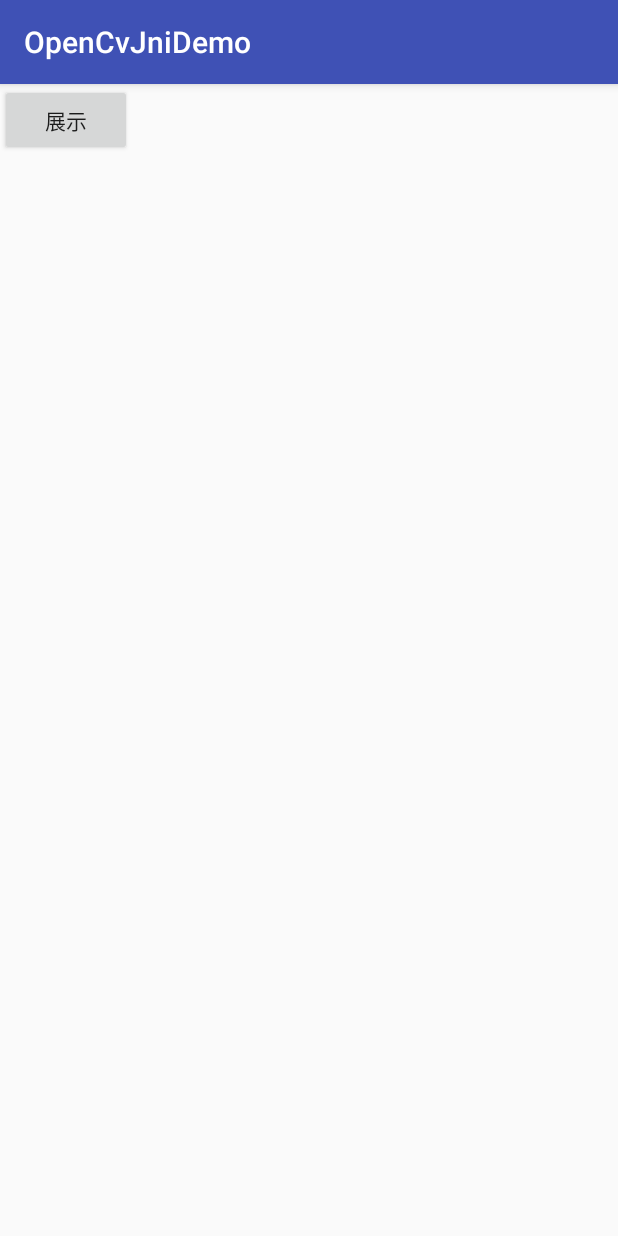
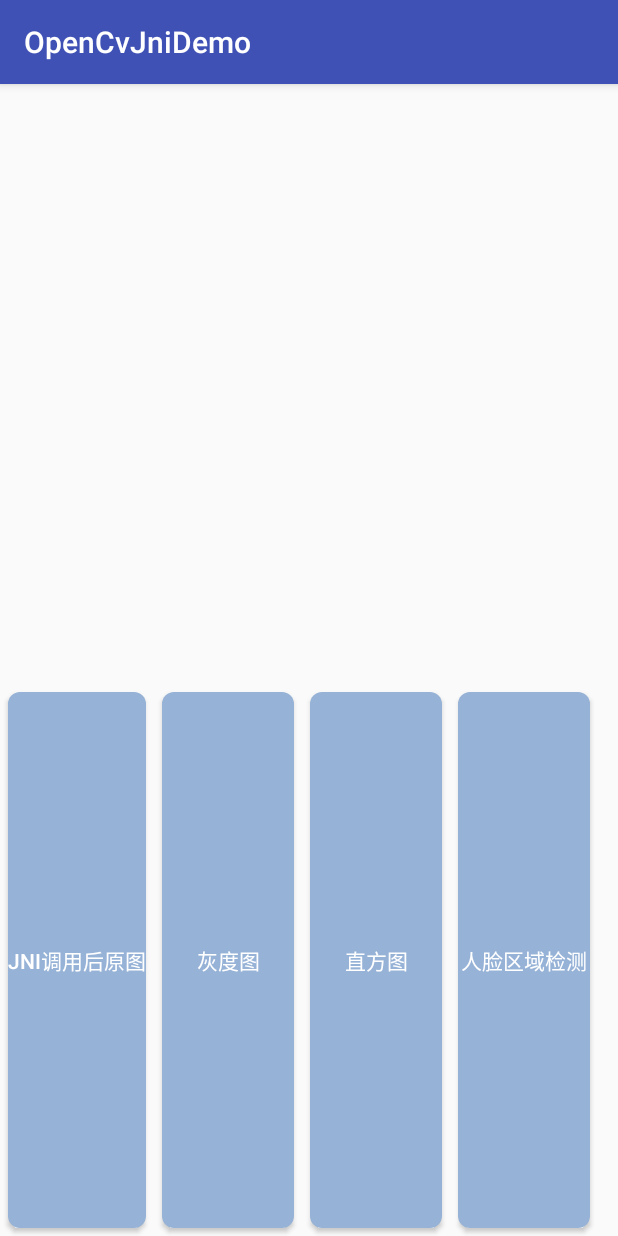
Before and after one commit to LikeRainDay/OpenCvJniDemo, an Android app: the StateActivity screen opened directly, with no data from a screen before it, on a phone screen of 412 x 824 dp. Run offline under Robolectric (Android 15) with nearby library versions, the phone set to English and light mode, and no system bars.

Commit message:
增加静态过滤种类

```diff
--- a/app/src/main/java/com/example/houshuai/opencvjnidemo/state/StateActivity.java
+++ b/app/src/main/java/com/example/houshuai/opencvjnidemo/state/StateActivity.java
@@ -19,20 +19,35 @@ import com.example.houshuai.opencvjnidemo.R;
 
 public class StateActivity extends AppCompatActivity {
 
+    private Button mButton;
+    private StateJni mJni;
+    private ImageView mImageView;
+
     @Override
     protected void onCreate(@Nullable Bundle savedInstanceState) {
         super.onCreate(savedInstanceState);
         setContentView(R.layout.acticity_state_deal);
-        Button mButton = (Button) findViewById(R.id.btn_show_image);
-        final ImageView mImageView = (ImageView) findViewById(R.id.iv_show_image);
-        final StateJni stateJni = new StateJni();
+        //初始化
+        init();
+        dealLogic();
+
+
+    }
+
+    private void init() {
+        mButton = (Button) findViewById(R.id.btn_show_JNI_image);
+        mImageView = (ImageView) findViewById(R.id.iv_state_deal_predata);
+        mJni = new StateJni();  //初始化为JNI的调用
+    }
+
+    private void dealLogic() {
         mButton.setOnClickListener(new View.OnClickListener() {
             @Override
             public void onClick(View view) {
-                int[] ints = stateJni.dealStateImage(BitmapFactory.decodeResource(getResources(), R.drawable.image), 0x1);
+                int[] ints = mJni.dealStateImage(BitmapFactory.decodeResource(getResources(), R.drawable.image), 0x1);
                 Bitmap bitmap = ((BitmapDrawable) getResources().getDrawable(R.drawable.image)).getBitmap();
-                Bitmap resultBitmap = Bitmap.createBitmap(bitmap.getWidth(), bitmap.getHeight(), Bitmap.Config.ARGB_8888);
-                resultBitmap.setPixels(ints,0,bitmap.getWidth(),0,0,bitmap.getWidth(),bitmap.getHeight());
+                Bitmap resultBitmap = Bitmap.createBitmap(bitmap.getWidth(), bitmap.getHeight(), Bitmap.Config.RGB_565);
+                resultBitmap.setPixels(ints, 0, bitmap.getWidth(), 0, 0, bitmap.getWidth(), bitmap.getHeight());
                 mImageView.setImageBitmap(resultBitmap);
             }
         });
--- /dev/null
+++ b/app/src/main/res/drawable/state_button_background.xml
@@ -0,0 +1,8 @@
+<?xml version="1.0" encoding="utf-8"?>
+<shape xmlns:android="http://schemas.android.com/apk/res/android"
+    android:shape="rectangle">
+
+    <solid android:color="#96b2d6" />
+    <corners android:radius="8dp" />
+
+</shape>
--- a/app/src/main/res/layout/acticity_state_deal.xml
+++ b/app/src/main/res/layout/acticity_state_deal.xml
@@ -1,18 +1,78 @@
 <?xml version="1.0" encoding="utf-8"?>
 <RelativeLayout xmlns:android="http://schemas.android.com/apk/res/android"
     android:layout_width="match_parent"
-    android:layout_height="match_parent"
-    >
+    android:layout_height="match_parent">
 
-    <ImageView
-        android:id="@+id/iv_show_image"
+    <LinearLayout
+        android:id="@+id/ll_show"
         android:layout_width="match_parent"
-        android:layout_height="match_parent" />
+        android:layout_height="400dp"
+        android:orientation="vertical">
 
-    <Button
-        android:id="@+id/btn_show_image"
-        android:layout_width="wrap_content"
-        android:layout_height="wrap_content"
-        android:text="展示"
-        />
+        <ImageView
+            android:id="@+id/iv_state_deal_predata"
+            android:layout_width="match_parent"
+            android:layout_height="0dp"
+            android:layout_weight="1"
+            android:scaleType="fitXY" />
+
+        <ImageView
+            android:id="@+id/iv_state_deal_result"
+            android:layout_width="match_parent"
+            android:layout_height="0dp"
+            android:layout_weight="1"
+            android:scaleType="fitXY" />
+
+    </LinearLayout>
+
+    <HorizontalScrollView
+        android:layout_width="match_parent"
+        android:layout_height="match_parent"
+        android:layout_below="@id/ll_show">
+
+        <LinearLayout
+            android:layout_width="match_parent"
+            android:layout_height="match_parent"
+            android:orientation="horizontal">
+
+            <Button
+                android:id="@+id/btn_show_JNI_image"
+                android:layout_width="wrap_content"
+                android:layout_height="match_parent"
+                android:layout_margin="5dp"
+                android:background="@drawable/state_button_background"
+                android:text="JNI调用后原图"
+                android:textColor="#FFF" />
+
+            <Button
+                android:id="@+id/btn_show_Grass_image"
+                android:layout_width="wrap_content"
+                android:layout_height="match_parent"
+                android:layout_margin="5dp"
+                android:background="@drawable/state_button_background"
+                android:text="灰度图"
+                android:textColor="#FFF" />
+
+            <Button
+                android:id="@+id/btn_show_Histogram_image"
+                android:layout_width="wrap_content"
+                android:layout_height="match_parent"
+                android:layout_margin="5dp"
+                android:background="@drawable/state_button_background"
+                android:text="直方图"
+                android:textColor="#FFF" />
+
+            <Button
+                android:id="@+id/btn_show_FaceDetel_image"
+                android:layout_width="wrap_content"
+                android:layout_height="match_parent"
+                android:layout_margin="5dp"
+                android:background="@drawable/state_button_background"
+                android:text="人脸区域检测"
+                android:textColor="#FFF" />
+        </LinearLayout>
+
+    </HorizontalScrollView>
+
+
 </RelativeLayout>
```
Also changed, not shown: app/src/main/AndroidManifest.xml (+10 -0 lines), app/src/main/java/com/example/houshuai/opencvjnidemo/dynamic/DynamicActivity.java (+37 -1 lines), app/src/main/java/com/example/houshuai/opencvjnidemo/dynamic/DynamicJni.java (+10 -1 lines), app/src/main/java/com/example/houshuai/opencvjnidemo/dynamic/impl/CameraVersionOneModle.java (added, +143 -0 lines), app/src/main/java/com/example/houshuai/opencvjnidemo/dynamic/intel/IFaceRecognitionListener.java (added, +11 -0 lines), app/src/main/res/layout/acticity_dymic_deal.xml (added, +30 -0 lines), 5 other files.
